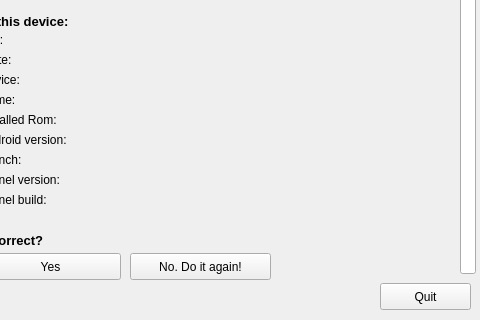
Above: detect.ui from showp1984/bricked-installer before the change; both pictures show x 250 to 730 and y 196 to 516 of the 730 by 516 pixel window. Below: the same form after it.
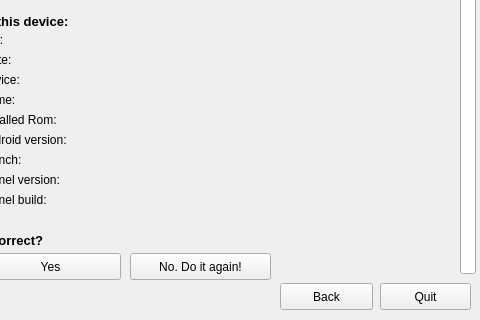
That is the form after the change. Icons and pictures are not drawn.

Commit message: add back button in the first few forms

The edit to the form file:
```diff
--- a/detect.ui
+++ b/detect.ui
@@ -633,6 +633,19 @@
      <set>Qt::AlignRight|Qt::AlignTop|Qt::AlignTrailing</set>
     </property>
    </widget>
+   <widget class="QPushButton" name="btn_back">
+    <property name="geometry">
+     <rect>
+      <x>530</x>
+      <y>460</y>
+      <width>93</width>
+      <height>27</height>
+     </rect>
+    </property>
+    <property name="text">
+     <string>Back</string>
+    </property>
+   </widget>
   </widget>
   <widget class="QMenuBar" name="menubar">
    <property name="geometry">
```
The commit also changes 5 other files.
